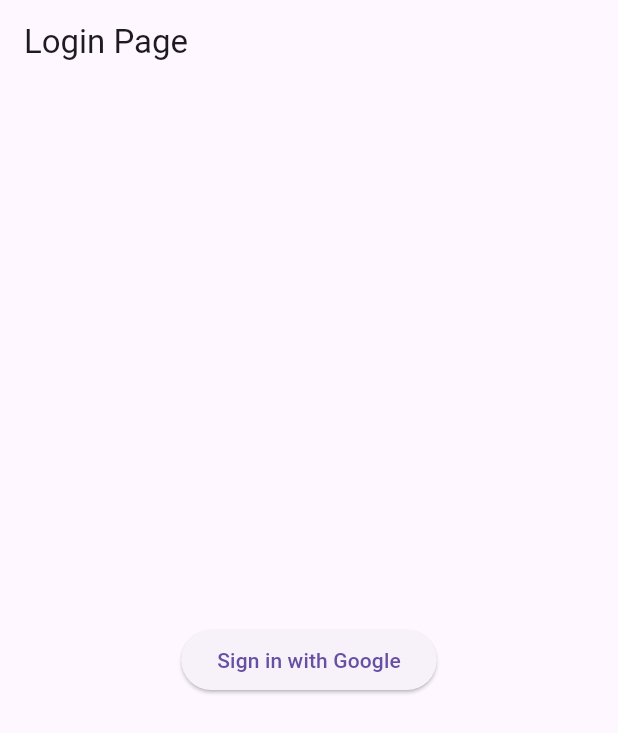
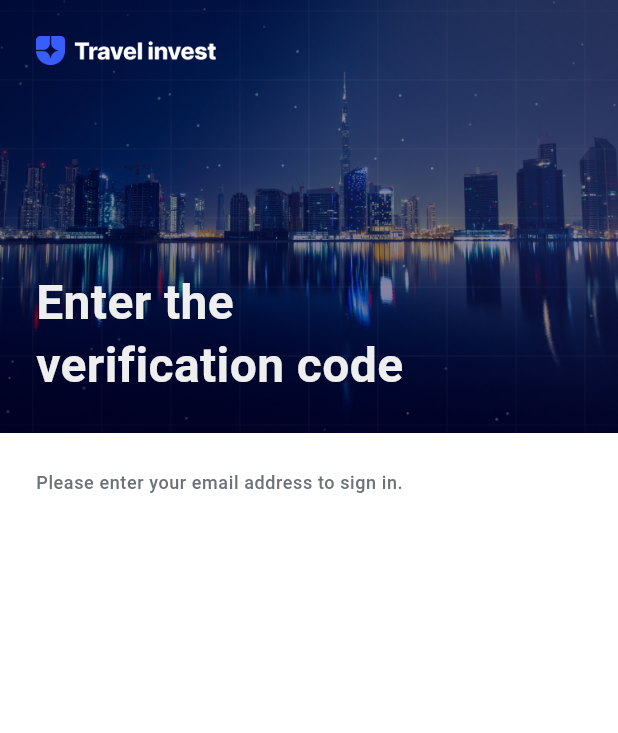
Before and after one commit to jacktuit/travel_invest, a Flutter app: the screen it shows after launch, on a phone screen of 412 x 824 dp. Shown: the top 733 px of the screen. Run offline on Flutter 3.47's test engine with Material 3 defaults, Android fonts, the phone set to English and light mode, and no system bars; our stand-ins replace connectivity_plus, dio, easy_localization, freezed_annotation, go_router, google_sign_in and 5 more; accounts and stored records are empty; generated files the repository leaves out were written again.

Commit message:
Add authentication page and theme setup
Introduces a new AuthPage with animated header text and initial content. Adds theme and color configuration, updates routing to include /auth, and registers new image assets for authentication UI.

```diff
--- a/lib/app/app.dart
+++ b/lib/app/app.dart
@@ -2,6 +2,7 @@ import 'package:easy_localization/easy_localization.dart';
 import 'package:flutter/material.dart';
 
 import 'router/router.dart';
+import 'theme/theme.dart';
 
 class App extends StatelessWidget {
   const App({super.key});
@@ -15,6 +16,9 @@ class App extends StatelessWidget {
       locale: context.locale,
       supportedLocales: context.supportedLocales,
       localizationsDelegates: context.localizationDelegates,
+      themeMode: ThemeMode.light,
+      theme: AppTheme.light,
+      darkTheme: null,
     );
   }
 }
--- a/lib/app/router/router.dart
+++ b/lib/app/router/router.dart
@@ -1,11 +1,12 @@
 import 'package:go_router/go_router.dart';
 
+import '../../features/auth/pages/auth_page.dart';
 import '../../features/auth/pages/login_page.dart';
 import '../../features/home/pages/home_page.dart';
 import 'routes.dart';
 
 String _initialLocation() {
-  String initialLocation = AppRoutes.login;
+  String initialLocation = AppRoutes.auth;
 
   return initialLocation;
 }
@@ -27,6 +28,12 @@ final router = GoRouter(
       },
     ),
     GoRoute(
+      path: AppRoutes.auth,
+      builder: (context, state) {
+        return AuthPage();
+      },
+    ),
+    GoRoute(
       path: AppRoutes.login,
       builder: (context, state) {
         return LoginPage();
--- a/lib/app/router/routes.dart
+++ b/lib/app/router/routes.dart
@@ -1,4 +1,5 @@
 abstract final class AppRoutes {
   static const home = '/';
+  static const auth = '/auth';
   static const login = '/login';
 }
--- /dev/null
+++ b/lib/app/theme/colors.dart
@@ -0,0 +1,10 @@
+import 'package:flutter/material.dart';
+
+abstract final class AppColors {
+  static const primary = Color(0xff1D61E7);
+
+  static const backgroundLight = Colors.white;
+
+  static const bodyTextLight = Color(0xff6C7278);
+  static const textLight = Color(0xff1A1C1E);
+}
--- /dev/null
+++ b/lib/app/theme/theme.dart
@@ -0,0 +1,28 @@
+import 'package:flutter/material.dart';
+
+import 'colors.dart';
+
+abstract final class AppTheme {
+  static final light = ThemeData(
+    scaffoldBackgroundColor: AppColors.backgroundLight,
+    colorScheme: ColorScheme.fromSeed(
+      seedColor: AppColors.primary,
+      brightness: Brightness.light,
+      surface: AppColors.backgroundLight,
+    ),
+    textTheme: TextTheme(
+      bodySmall: TextStyle(
+        color: AppColors.bodyTextLight,
+        fontSize: 12,
+        fontWeight: FontWeight.w500,
+        height: 1.4,
+      ),
+      titleMedium: TextStyle(
+        color: AppColors.textLight,
+        fontSize: 14,
+        fontWeight: FontWeight.w500,
+        height: 1.4,
+      ),
+    ),
+  );
+}
--- /dev/null
+++ b/lib/features/auth/pages/auth_page.dart
@@ -0,0 +1,32 @@
+import 'package:flutter/material.dart';
+import 'package:flutter/services.dart';
+
+import 'auth_page/build_head.dart';
+import 'auth_page/content_initial.dart';
+
+class AuthPage extends StatelessWidget {
+  const AuthPage({super.key});
+
+  @override
+  Widget build(BuildContext context) {
+    return Scaffold(
+      extendBodyBehindAppBar: true,
+      appBar: AppBar(
+        backgroundColor: Colors.transparent,
+        foregroundColor: Colors.transparent,
+        surfaceTintColor: Colors.transparent,
+        shadowColor: Colors.transparent,
+        systemOverlayStyle: SystemUiOverlayStyle(
+          statusBarIconBrightness: Brightness.light,
+        ),
+      ),
+      body: Column(
+        crossAxisAlignment: CrossAxisAlignment.start,
+        children: [
+          BuildHead(),
+          Expanded(child: ContentInitial()),
+        ],
+      ),
+    );
+  }
+}
--- /dev/null
+++ b/lib/features/auth/pages/auth_page/build_head.dart
@@ -0,0 +1,64 @@
+import 'package:flutter/material.dart';
+import 'package:hooks_riverpod/hooks_riverpod.dart';
+import 'package:travel_invest/gen/assets.gen.dart';
+
+import '../../notifiers/auth_notifiers.dart';
+
+class BuildHead extends StatelessWidget {
+  const BuildHead({super.key});
+
+  @override
+  Widget build(BuildContext context) {
+    final padding = MediaQuery.paddingOf(context);
+
+    return Stack(
+      children: [
+        Image.asset(Assets.png.authImage.path),
+        Positioned(
+          top: padding.top - kToolbarHeight + 24,
+          left: 24,
+          child: Image.asset(Assets.png.logoWithName.path, width: 120),
+        ),
+        const Positioned(
+          left: 24,
+          right: 24,
+          bottom: 24,
+          child: Align(
+            alignment: Alignment.bottomLeft,
+            child: _AuthHeaderText(),
+          ),
+        ),
+      ],
+    );
+  }
+}
+
+class _AuthHeaderText extends ConsumerWidget {
+  const _AuthHeaderText();
+
+  @override
+  Widget build(BuildContext context, WidgetRef ref) {
+    final text = ref.watch(authHeaderTextProvider);
+
+    return AnimatedSwitcher(
+      duration: Duration(milliseconds: 500),
+      transitionBuilder: (child, animation) {
+        return SizeTransition(
+          axis: Axis.horizontal,
+          sizeFactor: animation,
+          child: child,
+        );
+      },
+      child: Text(
+        key: ValueKey(text),
+        text,
+        style: TextStyle(
+          color: Color(0xffEEEEEE),
+          fontSize: 32,
+          fontWeight: FontWeight.w700,
+          height: 1.3,
+        ),
+      ),
+    );
+  }
+}
--- /dev/null
+++ b/lib/features/auth/pages/auth_page/content_initial.dart
@@ -0,0 +1,24 @@
+import 'package:flutter/material.dart';
+
+class ContentInitial extends StatelessWidget {
+  const ContentInitial({super.key});
+
+  @override
+  Widget build(BuildContext context) {
+    final textTheme = Theme.of(context).textTheme;
+
+    return Column(
+      crossAxisAlignment: CrossAxisAlignment.start,
+      mainAxisSize: MainAxisSize.min,
+      children: [
+        Padding(
+          padding: EdgeInsets.only(left: 24, right: 24, top: 24),
+          child: Text(
+            'Please enter your email address to sign in.',
+            style: textTheme.bodySmall,
+          ),
+        ),
+      ],
+    );
+  }
+}
--- a/pubspec.yaml
+++ b/pubspec.yaml
@@ -49,3 +49,4 @@ flutter:
 
   assets:
     - assets/translations/
+    - assets/png/
```
Also changed, not shown: lib/features/auth/notifiers/auth_notifiers.dart (added, +36 -0 lines), lib/gen/assets.gen.dart (+106 -0 lines), assets/png/auth_image.png (added), assets/png/logo_with_name.png (added), lib/features/auth/notifiers/auth_notifiers.g.dart (added).
